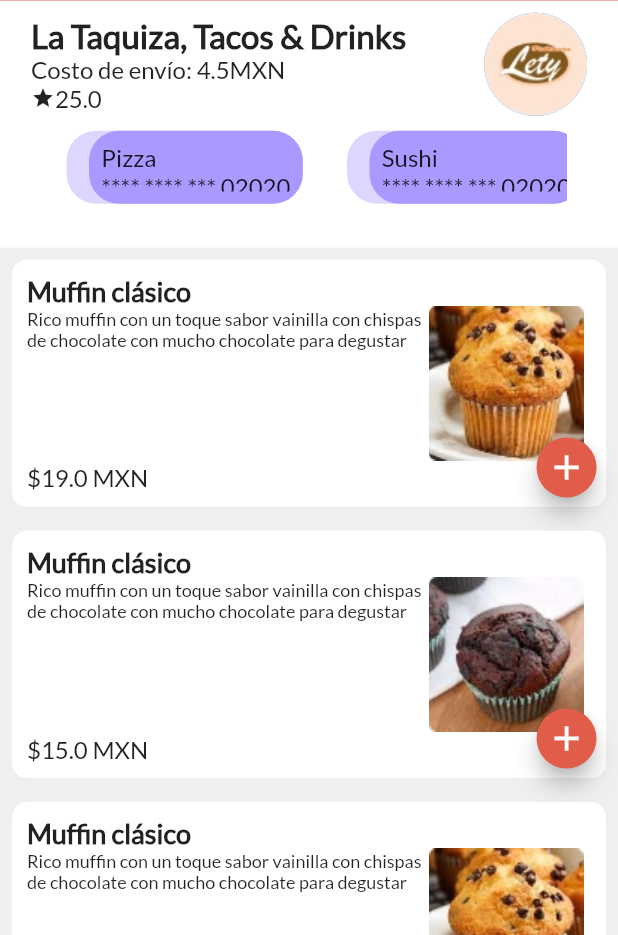
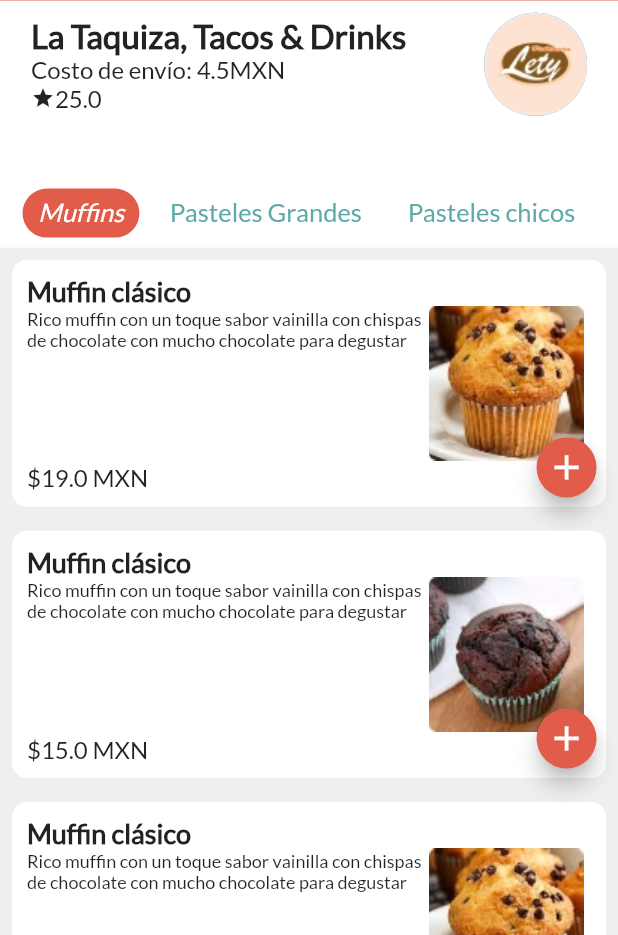
Before and after one commit to IvanGonzalezR/foodDeliveryClient, a Flutter app: the XDRestaurant screen opened directly, on a phone screen of 412 x 824 dp, the part 301-1236 px from its top. Run offline on Flutter 3.47's test engine with Material 2 defaults, Android fonts, the phone set to English and light mode, and no system bars; our stand-ins replace flutter_svg; missing offline and left inert: adobe_xd.

Commit message:
List Categorias añadido

```diff
--- a/lib/XDRestaurant.dart
+++ b/lib/XDRestaurant.dart
@@ -1,3 +1,4 @@
+import 'package:flutter/cupertino.dart';
 import 'package:flutter/material.dart';
 import 'package:food_delivery/bank_card_list.dart';
 import 'package:food_delivery/product_card.dart';
@@ -36,12 +37,18 @@
     final info_tienda = Container(
       height: MediaQuery.of(context).size.height/5,
       padding: EdgeInsets.only(
-          left: MediaQuery.of(context).size.width/20,
           top: MediaQuery.of(context).size.width/50,
-          right: MediaQuery.of(context).size.width/20
       ),
       decoration: BoxDecoration(
         color: Colors.white
+      ),
+      child: Stack(
+        alignment: Alignment.bottomCenter,
+        children: [
+          Container(
+            padding: EdgeInsets.only(
+                left: MediaQuery.of(context).size.width/20,
+              right: MediaQuery.of(context).size.width/20
             ),
             child: Column(
             children: [
@@ -89,9 +96,17 @@
                       )
                     ],
                   ),
+
+            ],
+        ),
+          ),
           Container(
+            alignment: Alignment(0.0,3.0),
+              padding: EdgeInsets.all(0),
+              margin: EdgeInsets.all(0),
               height: MediaQuery.of(context).size.height/12,
-              child: SliderCategorias()),
+              child: SliderCategorias()
+          ),
         ],
       ),
 
--- a/lib/XDRestaurants.dart
+++ b/lib/XDRestaurants.dart
@@ -105,7 +105,7 @@
                   ),
                 ),
               ),
-              SliderCategorias(),
+              Divider(height: MediaQuery.of(context).size.height/40, color: Colors.transparent,),
               RestaurantCard(
                   "La Taquiza, Tacos & Drinks",
                   5.0,
--- a/lib/slider_categorias.dart
+++ b/lib/slider_categorias.dart
@@ -8,22 +8,64 @@
 }
 
 class _SliderCategoriasState extends State<SliderCategorias> {
+  List categorias =[
+    {'nombreCategoria': 'Muffins', 'seleccionado': true, 'id': '0'},
+    {'nombreCategoria': 'Pasteles Grandes', 'seleccionado': false, 'id': '1'},
+    {'nombreCategoria': 'Pasteles chicos', 'seleccionado': false, 'id': '2'},
+    {'nombreCategoria': 'Donas', 'seleccionado': false, 'id': '3'},
+    {'nombreCategoria': 'Bebidas', 'seleccionado': false, 'id': '4'},
+    {'nombreCategoria': 'Botanas', 'seleccionado': false, 'id': '5'},
+  ];
+
+  Widget getTitles(category){
+    return InkWell(
+      onTap: (){
+        setState(() {
+          //Cambia el estatus de seleccionado para la categoria tappeada
+          for(int i = 0; i < categorias.length; i++){
+            categorias[i]['seleccionado'] = false;
+          }
+          category['seleccionado'] = true;
+        });
+      },
+      child: Container(
+        alignment: Alignment.center,
+        padding: EdgeInsets.only( left: MediaQuery.of(context).size.width/40, right: MediaQuery.of(context).size.width/40,
+            bottom: MediaQuery.of(context).size.width/80, top: 3),
+        margin: EdgeInsets.only(right: 5, left: 5,
+            top: MediaQuery.of(context).size.height/95, bottom: 2),
+
+        decoration: BoxDecoration(
+          borderRadius: BorderRadius.circular(50.0),
+          color: category['seleccionado'] ? Color(0xffE25C4A) : Colors.transparent,
+        ),
+
+        child: Text(
+          category['nombreCategoria'],
+          style: TextStyle(
+              fontFamily: "Lato",
+              fontSize: 17.0,
+              fontStyle: category['seleccionado'] ? FontStyle.italic : FontStyle.normal,
+              color: category['seleccionado'] ? Colors.white : Color(0xff5EAAA8),
+          ),
+        ),
+      ),
+    );
+  }
+
   @override
   Widget build(BuildContext context) {
     return Container(
       height: MediaQuery.of(context).size.height / 13,
-      margin: EdgeInsets.only(
-          left: MediaQuery.of(context).size.width / 30,
-          right: MediaQuery.of(context).size.width / 30),
+      // margin: EdgeInsets.only(
+      //     left: MediaQuery.of(context).size.width / 30,
+      //     right: MediaQuery.of(context).size.width / 30),
       child: ListView(
         padding: EdgeInsets.all(10.0),
         scrollDirection: Axis.horizontal,
-        children: [
-          BankCard("Pizza", "02020", false),
-          BankCard("Sushi", "02020", false),
-          BankCard("Postres", "02020", false),
-          BankCard("Mariscos", "02020", false),
-        ],
+        children: categorias.map((e) {
+          return getTitles(e);
+        }).toList(),
       ),
     );
   }
```
Lines whose indentation alone changed are shown as unchanged.
